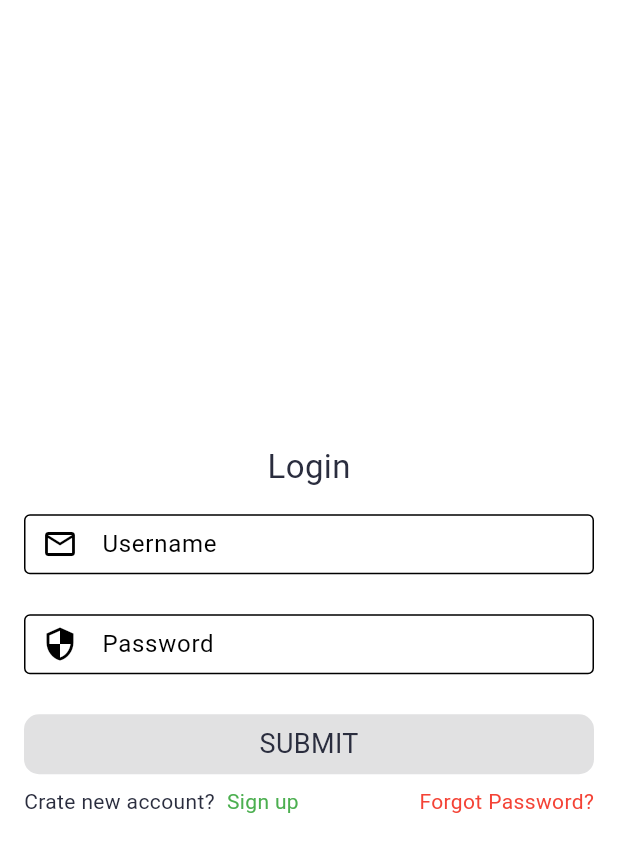
After one commit to Chhinvanchhai/reanban, a Flutter app: the LoginScreen screen opened by its route, on a phone screen of 412 x 824 dp. The commit adds this screen. Shown: the top 852 px of the screen. Run offline on Flutter 3.47's test engine with Material 2 defaults, Android fonts, the phone set to English and light mode, and no system bars; our stand-ins replace fl_chart, flutter_svg, get; missing offline and left inert: responsive_ui, window_manager; network calls fail; Roboto replaces fonts that are missing (NiradeiRegular); statements that could not run were skipped; project files that could hold a hidden picture were left out.

Commit message:
resonsive, login

```diff
--- a/lib/routes/route.dart
+++ b/lib/routes/route.dart
@@ -1,4 +1,5 @@
 import 'package:reanban/animation/size_transition.dart';
+import 'package:reanban/screens/Login.dart';
 import 'package:reanban/screens/about.dart';
 import 'package:reanban/screens/dashboard/dashboard_screen.dart';
 import 'package:reanban/screens/guide.dart';
@@ -9,12 +10,14 @@ import 'package:get/get.dart';
 
 List<GetPage> routes = [
   //Simple GetPage
+  GetPage(name: '/login', page: () => LoginScreen()),
   GetPage(name: '/', page: () => MainScreen()),
   // GetPage with custom transitions and bindings
   GetPage(
       name: '/dashboard',
       page: () => Dashboard(),
       // customTransition: SizeTransitions(),
+      middlewares: [AuthMiddleware()],
       transition: Transition.fadeIn),
   GetPage(
       name: '/profile', page: () => Profile(), transition: Transition.fadeIn),
@@ -39,3 +42,21 @@ List<GetPage> routes = [
     page: () => Guide(),
   ),
 ];
+
+class AuthMiddleware extends GetMiddleware {
+  // static bool checkUser() {
+  //   final box = GetStorage();
+  //   // box.write('user', null);
+  //   var user;
+  //   if (box.read('user') != null) {
+  //     user = box.read('user') as Map;
+  //     print(user);
+  //     return true;
+  //   }
+  //   return false;
+  // }
+
+  // RouteSettings? redirect(String? route) {
+  //   return !checkUser() ? const RouteSettings(name: "/") : null;
+  // }
+}
--- /dev/null
+++ b/lib/screens/Login.dart
@@ -0,0 +1,113 @@
+import 'package:flutter/material.dart';
+import 'package:get/get.dart';
+import 'package:reanban/constants.dart';
+import 'package:reanban/utils/h1.dart';
+
+class LoginScreen extends StatefulWidget {
+  const LoginScreen({super.key});
+
+  @override
+  State<LoginScreen> createState() => _LoginScreenState();
+}
+
+class _LoginScreenState extends State<LoginScreen> {
+  @override
+  Widget build(BuildContext context) {
+    return Scaffold(
+        // appBar: AppBar(title: const Text("login screen")),
+        body: Padding(
+      padding: const EdgeInsets.all(defaultPadding),
+      child: Center(
+        child: Container(
+          width: MediaQuery.of(context).size.width > 720
+              ? MediaQuery.of(context).size.width / 2
+              : double.infinity,
+          child: Column(
+              crossAxisAlignment: CrossAxisAlignment.center,
+              mainAxisAlignment: MainAxisAlignment.center,
+              children: [
+                const Padding(
+                  padding: EdgeInsets.symmetric(vertical: defaultPadding),
+                  child: H1(
+                    title: "Login",
+                    style: TextStyle(fontSize: 22),
+                  ),
+                ),
+                const SizedBox(
+                  height: defaultHeight,
+                  child: TextField(
+                    decoration: InputDecoration(
+                        prefixIcon: Icon(Icons.email_outlined),
+                        contentPadding:
+                            EdgeInsets.symmetric(vertical: 7, horizontal: 12),
+                        border: OutlineInputBorder(),
+                        hintText: "Username"),
+                  ),
+                ),
+                const SizedBox(
+                  height: defaultHeight / 1.5,
+                ),
+                const SizedBox(
+                  height: defaultHeight,
+                  child: TextField(
+                    obscureText: true,
+                    decoration: InputDecoration(
+                        prefixIcon: Icon(Icons.security_outlined),
+                        contentPadding:
+                            EdgeInsets.symmetric(vertical: 7, horizontal: 12),
+                        border: OutlineInputBorder(),
+                        hintText: "Password"),
+                  ),
+                ),
+                const SizedBox(
+                  height: defaultHeight / 1.5,
+                ),
+                InkWell(
+                  onTap: () {
+                    Get.toNamed("/");
+                  },
+                  child: Container(
+                    width: double.infinity,
+                    height: defaultHeight,
+                    child: Center(
+                      child: H1(
+                        title: "Submit".toUpperCase(),
+                      ),
+                    ),
+                    decoration: BoxDecoration(
+                        color: Theme.of(context).colorScheme.secondary,
+                        borderRadius: BorderRadius.circular(10)),
+                  ),
+                ),
+                SizedBox(
+                  height: defaultPadding / 2,
+                ),
+                Row(
+                  children: [
+                    Text("Crate new account?"),
+                    SizedBox(
+                      width: defaultPadding / 2,
+                    ),
+                    InkWell(
+                      onTap: () {},
+                      child: Text(
+                        "Sign up",
+                        style: TextStyle(color: Colors.green),
+                      ),
+                    ),
+                    Spacer(),
+                    InkWell(
+                      onTap: () {},
+                      child: Text(
+                        "Forgot Password?",
+                        style: TextStyle(color: Colors.red),
+                      ),
+                    ),
+                  ],
+                )
+              ]),
+        ),
+      ),
+    ));
+  }
+}
--- a/lib/themes/themes.dart
+++ b/lib/themes/themes.dart
@@ -16,9 +16,10 @@ class ThemeClass {
           primary: const Color.fromARGB(255, 47, 74, 109),
           secondary: const Color.fromARGB(255, 225, 225, 226),
           background: bgLight,
+          onPrimary: const Color.fromARGB(255, 224, 161, 24),
           onBackground: Colors.white),
       appBarTheme: const AppBarTheme(
-        backgroundColor: Colors.blue,
+        backgroundColor: Color.fromARGB(255, 25, 78, 121),
       ));
 
   static ThemeData darkTheme = ThemeData(
@@ -27,6 +28,7 @@ class ThemeClass {
       colorScheme: const ColorScheme.dark().copyWith(
           secondary: const Color(0xFF101427),
           primary: const Color.fromARGB(255, 168, 167, 167),
+          onPrimary: Color.fromARGB(255, 224, 161, 24),
           onBackground: bgDark),
       textTheme: const TextTheme(
           bodyLarge: TextStyle(color: Colors.white),
@@ -36,6 +38,6 @@ class ThemeClass {
           displayMedium: TextStyle(color: Colors.white),
           displayLarge: TextStyle(color: Colors.white)),
       appBarTheme: const AppBarTheme(
-        backgroundColor: Colors.black,
+        backgroundColor: Color.fromARGB(255, 25, 78, 121),
       ));
 }
--- a/lib/utils/h1.dart
+++ b/lib/utils/h1.dart
@@ -2,16 +2,16 @@ import 'package:flutter/material.dart';
 import 'package:get/get.dart';
 
 class H1 extends StatelessWidget {
-  const H1({super.key, required this.title});
+  const H1({super.key, required this.title, this.click, this.style});
   final String title;
+  final Function? click;
+  final TextStyle? style;
   @override
   Widget build(BuildContext context) {
     return Text(
       title.tr,
-      style: const TextStyle(
-          fontSize: 18,
-          // color: !dark ? colorDark : colorLight,
-          fontFamily: 'NiradeiRegular'),
+      style: const TextStyle(fontSize: 18, fontFamily: 'NiradeiRegular')
+          .merge(style),
     );
   }
 }
```
Also changed, not shown: lib/screens/header.dart (+55 -11 lines).
